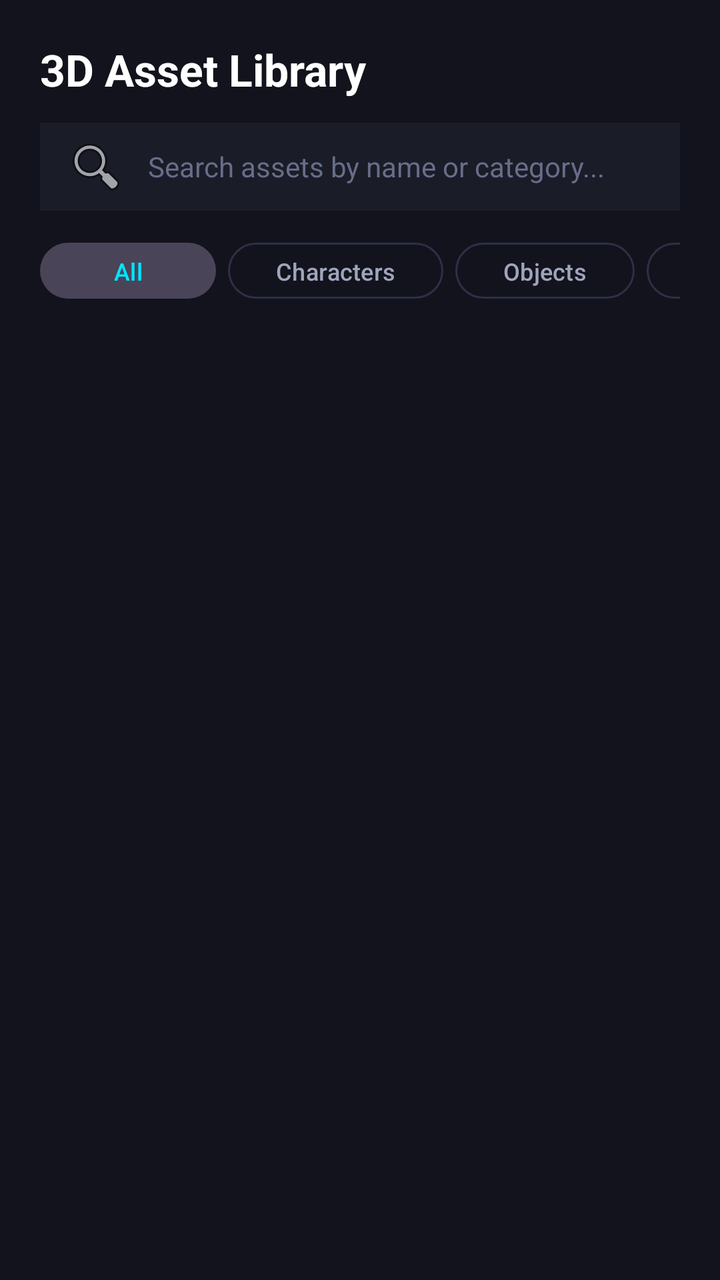
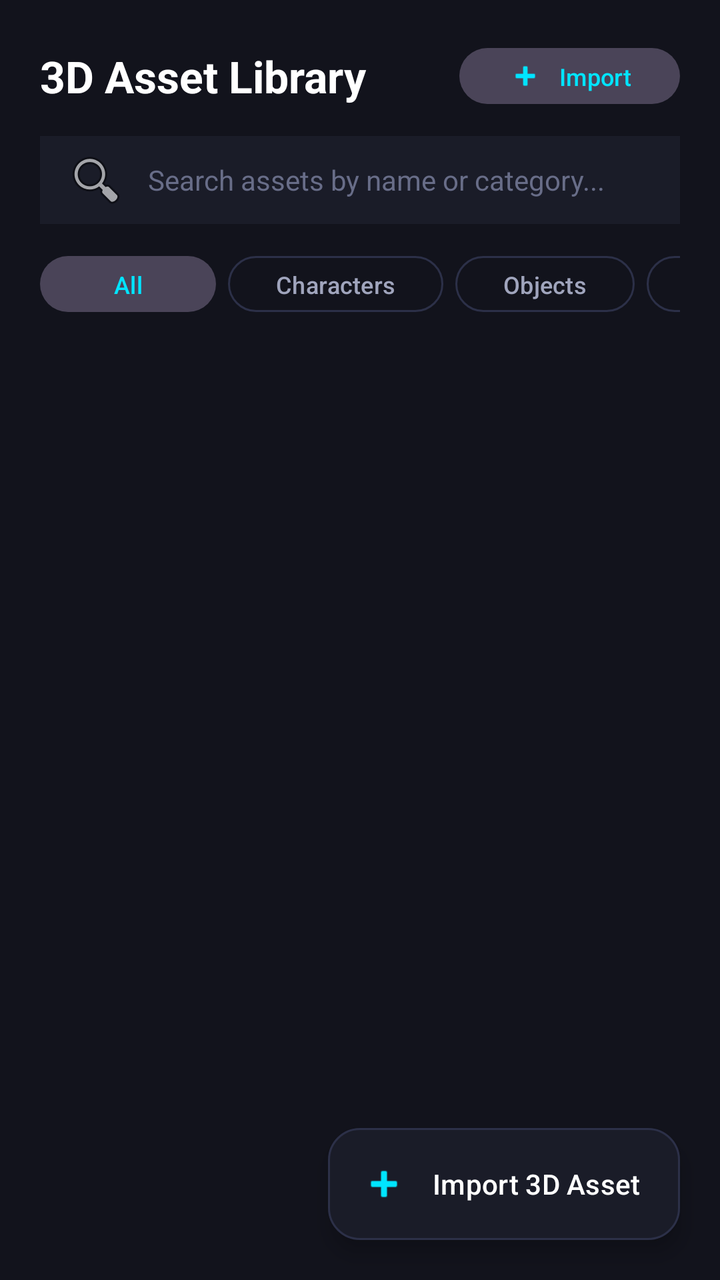

The first picture is an Android layout as it rendered before a commit; the second is the same layout after the commit. The layout source and the unified diff follow.
<!-- AndroidManifest.xml: application theme Theme.Vynara -->
<!-- res/layout/fragment_assets.xml -->
<?xml version="1.0" encoding="utf-8"?>
<LinearLayout xmlns:android="http://schemas.android.com/apk/res/android"
    xmlns:app="http://schemas.android.com/apk/res-auto"
    android:layout_width="match_parent"
    android:layout_height="match_parent"
    android:background="@color/bg_dark"
    android:orientation="vertical"
    android:padding="20dp">

    
    <TextView
        android:layout_width="wrap_content"
        android:layout_height="wrap_content"
        android:text="3D Asset Library"
        android:textColor="@color/text_primary"
        android:textSize="22sp"
        android:textStyle="bold" />

    <EditText
        android:id="@+id/et_search_assets"
        android:layout_width="match_parent"
        android:layout_height="44dp"
        android:layout_marginTop="12dp"
        android:background="@color/bg_card"
        android:drawableStart="@android:drawable/ic_menu_search"
        android:drawablePadding="10dp"
        android:hint="Search assets by name or category..."
        android:paddingHorizontal="12dp"
        android:textColor="@color/text_primary"
        android:textColorHint="@color/text_muted"
        android:textSize="14sp" />

    
    <HorizontalScrollView
        android:layout_width="match_parent"
        android:layout_height="wrap_content"
        android:layout_marginTop="12dp"
        android:scrollbars="none">

        <LinearLayout
            android:id="@+id/layout_asset_categories"
            android:layout_width="wrap_content"
            android:layout_height="wrap_content"
            android:orientation="horizontal">

            <com.google.android.material.button.MaterialButton
                android:id="@+id/chip_cat_all"
                style="@style/Widget.Material3.Button.TonalButton"
                android:layout_width="wrap_content"
                android:layout_height="36dp"
                android:layout_marginEnd="6dp"
                android:text="All"
                android:textColor="@color/primary"
                android:textSize="12sp" />

            <com.google.android.material.button.MaterialButton
                android:id="@+id/chip_cat_characters"
                style="@style/Widget.Material3.Button.OutlinedButton"
                android:layout_width="wrap_content"
                android:layout_height="36dp"
                android:layout_marginEnd="6dp"
                android:text="Characters"
                android:textColor="@color/text_secondary"
                android:textSize="12sp"
                app:strokeColor="@color/border_dark" />

            <com.google.android.material.button.MaterialButton
                android:id="@+id/chip_cat_objects"
                style="@style/Widget.Material3.Button.OutlinedButton"
                android:layout_width="wrap_content"
                android:layout_height="36dp"
                android:layout_marginEnd="6dp"
                android:text="Objects"
                android:textColor="@color/text_secondary"
                android:textSize="12sp"
                app:strokeColor="@color/border_dark" />

            <com.google.android.material.button.MaterialButton
                android:id="@+id/chip_cat_buildings"
                style="@style/Widget.Material3.Button.OutlinedButton"
                android:layout_width="wrap_content"
                android:layout_height="36dp"
                android:layout_marginEnd="6dp"
                android:text="Buildings"
                android:textColor="@color/text_secondary"
                android:textSize="12sp"
                app:strokeColor="@color/border_dark" />

            <com.google.android.material.button.MaterialButton
                android:id="@+id/chip_cat_materials"
                style="@style/Widget.Material3.Button.OutlinedButton"
                android:layout_width="wrap_content"
                android:layout_height="36dp"
                android:text="Materials"
                android:textColor="@color/text_secondary"
                android:textSize="12sp"
                app:strokeColor="@color/border_dark" />
        </LinearLayout>
    </HorizontalScrollView>

    
    <androidx.recyclerview.widget.RecyclerView
        android:id="@+id/rv_assets"
        android:layout_width="match_parent"
        android:layout_height="0dp"
        android:layout_marginTop="16dp"
        android:layout_weight="1" />
</LinearLayout>
<!-- resources referenced by this layout -->
<resources>
  <color name="bg_card">#1A1C28</color>
  <color name="bg_dark">#12131C</color>
  <color name="border_dark">#2C3048</color>
  <color name="primary">#00E5FF</color>
  <color name="text_muted">#686D88</color>
  <color name="text_primary">#FFFFFF</color>
  <color name="text_secondary">#A0A5BD</color>
  <style name="Theme.Vynara" parent="Theme.Material3.Dark.NoActionBar">
          <item name="colorPrimary">@color/primary</item>
          <item name="colorOnPrimary">@color/bg_dark</item>
          <item name="colorSecondary">@color/accent_magenta</item>
          <item name="colorOnSecondary">@color/white</item>
          <item name="android:statusBarColor">@color/bg_dark</item>
          <item name="android:navigationBarColor">@color/bg_dark</item>
          <item name="android:windowBackground">@color/bg_dark</item>
      </style>
  <color name="accent_magenta">#FF2A85</color>
  <color name="white">#FFFFFFFF</color>
</resources>

<!-- the commit's change to res/layout/fragment_assets.xml (unified diff, before → after) -->
@@ -1,108 +1,150 @@
 <?xml version="1.0" encoding="utf-8"?>
-<LinearLayout xmlns:android="http://schemas.android.com/apk/res/android"
+<FrameLayout xmlns:android="http://schemas.android.com/apk/res/android"
     xmlns:app="http://schemas.android.com/apk/res-auto"
     android:layout_width="match_parent"
     android:layout_height="match_parent"
-    android:background="@color/bg_dark"
-    android:orientation="vertical"
-    android:padding="20dp">
+    android:background="@color/bg_dark">
 
-    
-    <TextView
-        android:layout_width="wrap_content"
-        android:layout_height="wrap_content"
-        android:text="3D Asset Library"
-        android:textColor="@color/text_primary"
-        android:textSize="22sp"
-        android:textStyle="bold" />
+    <LinearLayout
+        android:layout_width="match_parent"
+        android:layout_height="match_parent"
+        android:orientation="vertical"
+        android:padding="20dp">
 
-    <EditText
-        android:id="@+id/et_search_assets"
-        android:layout_width="match_parent"
-        android:layout_height="44dp"
-        android:layout_marginTop="12dp"
-        android:background="@color/bg_card"
-        android:drawableStart="@android:drawable/ic_menu_search"
-        android:drawablePadding="10dp"
-        android:hint="Search assets by name or category..."
-        android:paddingHorizontal="12dp"
-        android:textColor="@color/text_primary"
-        android:textColorHint="@color/text_muted"
-        android:textSize="14sp" />
-
-    
-    <HorizontalScrollView
-        android:layout_width="match_parent"
-        android:layout_height="wrap_content"
-        android:layout_marginTop="12dp"
-        android:scrollbars="none">
-
+        
         <LinearLayout
-            android:id="@+id/layout_asset_categories"
-            android:layout_width="wrap_content"
+            android:layout_width="match_parent"
             android:layout_height="wrap_content"
+            android:gravity="center_vertical"
             android:orientation="horizontal">
 
+            <TextView
+                android:layout_width="0dp"
+                android:layout_height="wrap_content"
+                android:layout_weight="1"
+                android:text="3D Asset Library"
+                android:textColor="@color/text_primary"
+                android:textSize="22sp"
+                android:textStyle="bold" />
+
             <com.google.android.material.button.MaterialButton
-                android:id="@+id/chip_cat_all"
+                android:id="@+id/btn_import_asset"
                 style="@style/Widget.Material3.Button.TonalButton"
                 android:layout_width="wrap_content"
                 android:layout_height="36dp"
-                android:layout_marginEnd="6dp"
-                android:text="All"
+                android:text="Import"
                 android:textColor="@color/primary"
-                android:textSize="12sp" />
+                android:textSize="12sp"
+                app:icon="@android:drawable/ic_input_add"
+                app:iconTint="@color/primary" />
+        </LinearLayout>
 
-            <com.google.android.material.button.MaterialButton
-                android:id="@+id/chip_cat_characters"
-                style="@style/Widget.Material3.Button.OutlinedButton"
+        <EditText
+            android:id="@+id/et_search_assets"
+            android:layout_width="match_parent"
+            android:layout_height="44dp"
+            android:layout_marginTop="12dp"
+            android:background="@color/bg_card"
+            android:drawableStart="@android:drawable/ic_menu_search"
+            android:drawablePadding="10dp"
+            android:hint="Search assets by name or category..."
+            android:paddingHorizontal="12dp"
+            android:textColor="@color/text_primary"
+            android:textColorHint="@color/text_muted"
+            android:textSize="14sp" />
+
+        
+        <HorizontalScrollView
+            android:layout_width="match_parent"
+            android:layout_height="wrap_content"
+            android:layout_marginTop="12dp"
+            android:scrollbars="none">
+
+            <LinearLayout
+                android:id="@+id/layout_asset_categories"
                 android:layout_width="wrap_content"
-                android:layout_height="36dp"
-                android:layout_marginEnd="6dp"
-                android:text="Characters"
-                android:textColor="@color/text_secondary"
-                android:textSize="12sp"
-                app:strokeColor="@color/border_dark" />
+                android:layout_height="wrap_content"
+                android:orientation="horizontal">
 
-            <com.google.android.material.button.MaterialButton
-                android:id="@+id/chip_cat_objects"
-                style="@style/Widget.Material3.Button.OutlinedButton"
-                android:layout_width="wrap_content"
-                android:layout_height="36dp"
-                android:layout_marginEnd="6dp"
-                android:text="Objects"
-                android:textColor="@color/text_secondary"
-                android:textSize="12sp"
-                app:strokeColor="@color/border_dark" />
+                <com.google.android.material.button.MaterialButton
+                    android:id="@+id/chip_cat_all"
+                    style="@style/Widget.Material3.Button.TonalButton"
+                    android:layout_width="wrap_content"
+                    android:layout_height="36dp"
+                    android:layout_marginEnd="6dp"
+                    android:text="All"
+                    android:textColor="@color/primary"
+                    android:textSize="12sp" />
 
-            <com.google.android.material.button.MaterialButton
-                android:id="@+id/chip_cat_buildings"
-                style="@style/Widget.Material3.Button.OutlinedButton"
-                android:layout_width="wrap_content"
-                android:layout_height="36dp"
-                android:layout_marginEnd="6dp"
-                android:text="Buildings"
-                android:textColor="@color/text_secondary"
-                android:textSize="12sp"
-                app:strokeColor="@color/border_dark" />
+                <com.google.android.material.button.MaterialButton
+                    android:id="@+id/chip_cat_characters"
+                    style="@style/Widget.Material3.Button.OutlinedButton"
+                    android:layout_width="wrap_content"
+                    android:layout_height="36dp"
+                    android:layout_marginEnd="6dp"
+                    android:text="Characters"
+                    android:textColor="@color/text_secondary"
+                    android:textSize="12sp"
+                    app:strokeColor="@color/border_dark" />
 
-            <com.google.android.material.button.MaterialButton
-                android:id="@+id/chip_cat_materials"
-                style="@style/Widget.Material3.Button.OutlinedButton"
-                android:layout_width="wrap_content"
-                android:layout_height="36dp"
-                android:text="Materials"
-                android:textColor="@color/text_secondary"
-                android:textSize="12sp"
-                app:strokeColor="@color/border_dark" />
-        </LinearLayout>
-    </HorizontalScrollView>
+                <com.google.android.material.button.MaterialButton
+                    android:id="@+id/chip_cat_objects"
+                    style="@style/Widget.Material3.Button.OutlinedButton"
+                    android:layout_width="wrap_content"
+                    android:layout_height="36dp"
+                    android:layout_marginEnd="6dp"
+                    android:text="Objects"
+                    android:textColor="@color/text_secondary"
+                    android:textSize="12sp"
+                    app:strokeColor="@color/border_dark" />
+
+                <com.google.android.material.button.MaterialButton
+                    android:id="@+id/chip_cat_buildings"
+                    style="@style/Widget.Material3.Button.OutlinedButton"
+                    android:layout_width="wrap_content"
+                    android:layout_height="36dp"
+                    android:layout_marginEnd="6dp"
+                    android:text="Buildings"
+                    android:textColor="@color/text_secondary"
+                    android:textSize="12sp"
+                    app:strokeColor="@color/border_dark" />
+
+                <com.google.android.material.button.MaterialButton
+                    android:id="@+id/chip_cat_materials"
+                    style="@style/Widget.Material3.Button.OutlinedButton"
+                    android:layout_width="wrap_content"
+                    android:layout_height="36dp"
+                    android:text="Materials"
+                    android:textColor="@color/text_secondary"
+                    android:textSize="12sp"
+                    app:strokeColor="@color/border_dark" />
+            </LinearLayout>
+        </HorizontalScrollView>
+
+        
+        <androidx.recyclerview.widget.RecyclerView
+            android:id="@+id/rv_assets"
+            android:layout_width="match_parent"
+            android:layout_height="0dp"
+            android:layout_marginTop="16dp"
+            android:layout_weight="1"
+            android:clipToPadding="false"
+            android:paddingBottom="76dp" />
+    </LinearLayout>
 
     
-    <androidx.recyclerview.widget.RecyclerView
-        android:id="@+id/rv_assets"
-        android:layout_width="match_parent"
-        android:layout_height="0dp"
-        android:layout_marginTop="16dp"
-        android:layout_weight="1" />
-</LinearLayout>
+    <com.google.android.material.floatingactionbutton.ExtendedFloatingActionButton
+        android:id="@+id/fab_import_asset"
+        android:layout_width="wrap_content"
+        android:layout_height="wrap_content"
+        android:layout_gravity="bottom|end"
+        android:layout_margin="20dp"
+        android:text="Import 3D Asset"
+        android:textColor="@color/text_primary"
+        app:backgroundTint="@color/bg_card"
+        app:icon="@android:drawable/ic_input_add"
+        app:iconTint="@color/primary"
+        app:strokeColor="@color/border_dark"
+        app:strokeWidth="1dp" />
+
+</FrameLayout>
